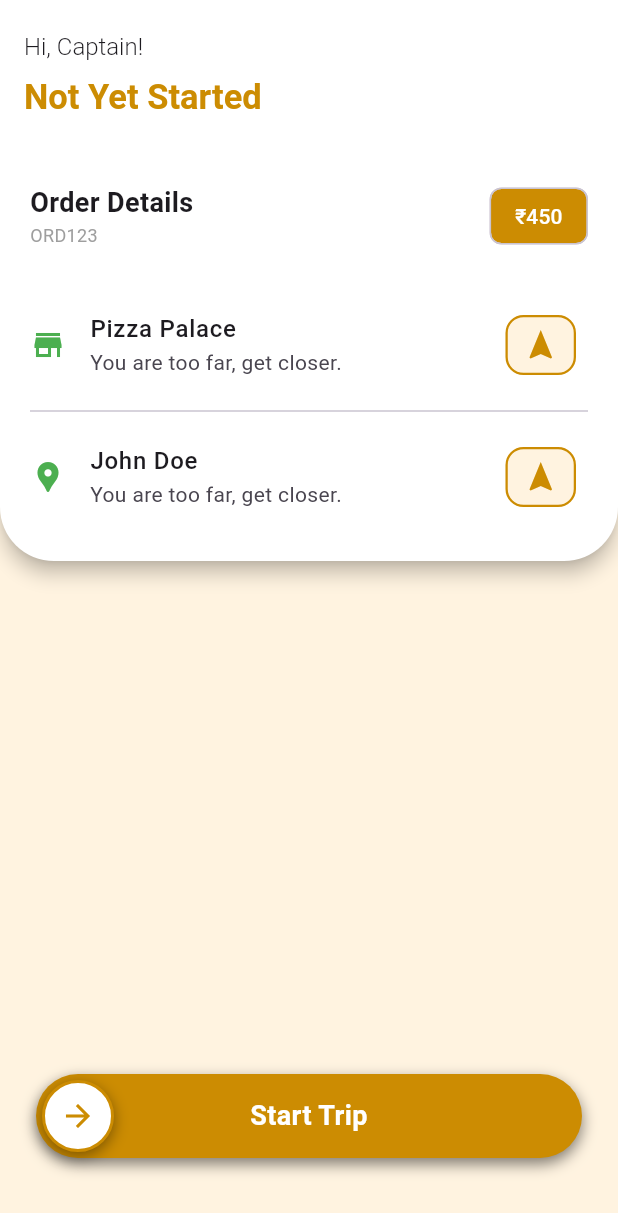
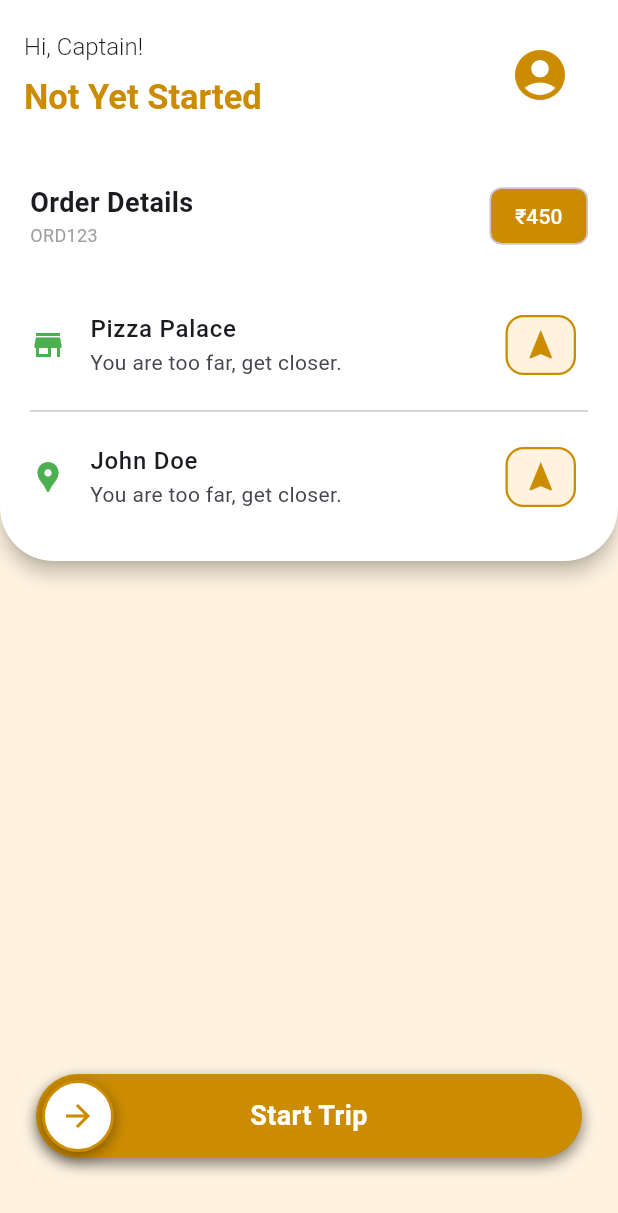
Before and after one commit to sree-vignesh/driver_flutter_app, a Flutter app: the screen it shows after launch, on a phone screen of 412 x 824 dp. Shown: the top 1213 px of the screen. Run offline on Flutter 3.47's test engine with Material 3 defaults, Android fonts, the phone set to English and light mode, and no system bars; our stand-ins replace geolocator.

Commit message:
Added mock account icon.

```diff
--- a/lib/components/appbar_custom.dart
+++ b/lib/components/appbar_custom.dart
@@ -32,6 +32,19 @@ class CustomAppBar extends StatelessWidget implements PreferredSizeWidget {
           ),
         ],
       ),
+      actions: [
+        IconButton(
+          icon: const Icon(
+            Icons.account_circle_rounded,
+            color: AppColors.primary,
+            size: 40,
+          ),
+          onPressed: () {
+            // profile
+          },
+        ),
+        const SizedBox(width: 24),
+      ],
     );
   }
 
```
